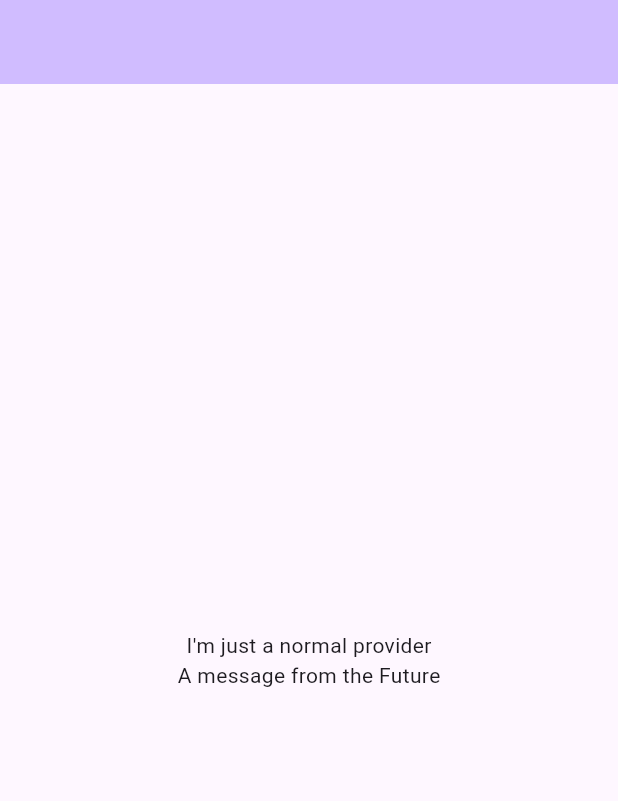
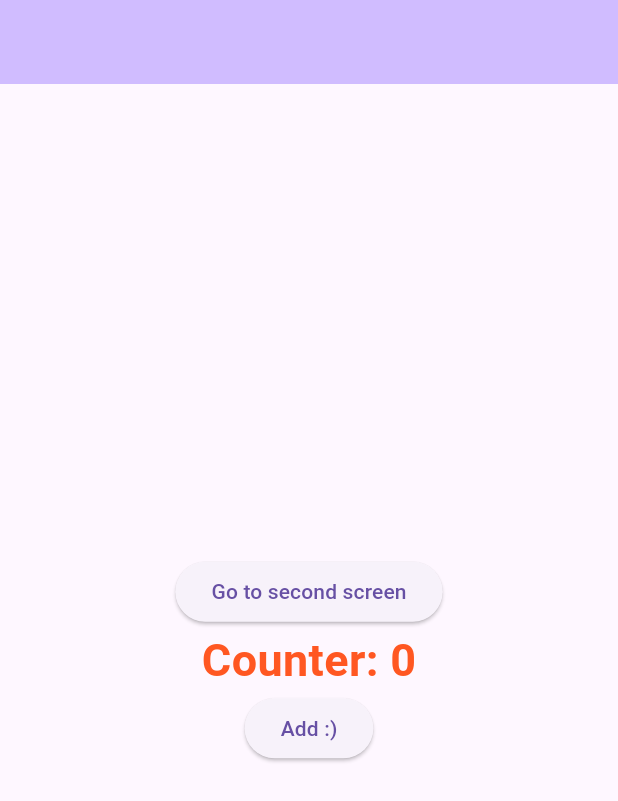
Before and after one commit to AndreeaMagda/flutter-zero-to-mastery-course, a Flutter app: the screen it shows after launch, on a phone screen of 412 x 824 dp. Shown: the top 801 px of the screen. Run offline on Flutter 3.47's test engine with Material 3 defaults, Android fonts, the phone set to English and light mode, and no system bars; our stand-ins replace flutter_riverpod.

Commit message:
StateNotifierProvider

```diff
--- a/lib/main.dart
+++ b/lib/main.dart
@@ -23,6 +23,8 @@
 
   @override
   Widget build(BuildContext context, WidgetRef ref) {
+    int counter=ref.watch(counterProvider);
+    CounterNotifier counterController=ref.watch(counterProvider.notifier);
     return Scaffold(
       appBar: AppBar(
         backgroundColor: Theme.of(context).colorScheme.inversePrimary,
@@ -31,18 +33,52 @@
         child: Column(
           mainAxisAlignment: MainAxisAlignment.center,
           children: [
-               Text(ref.watch(normalProvider)),
-               ref.watch(messageProvider).when(data: (message){
-                return Text(message);
-               }, error: ((error, stackTrace) {
-                return const Text("error");
-               } ), loading: (){
-                return const CircularProgressIndicator();
-               })
-
+            ElevatedButton(onPressed: (){
+              Navigator.of(context).push(MaterialPageRoute(builder: (context)=>SecondPage()));
+            }, child: const Text("Go to second screen")),
+          Text(
+            "Counter: $counter",
+            style:const TextStyle(fontSize: 30,fontWeight: FontWeight.bold, color: Colors.deepOrange),
+          ),
+           ElevatedButton(onPressed: (){
+            counterController.add();
+           }, child: const Text("Add :)"),
+           )
           ],
         ),
       ),
     );
   }
 }
+
+
+
+class SecondPage extends ConsumerWidget {
+  const SecondPage({super.key});
+
+  @override
+  Widget build(BuildContext context, WidgetRef ref) {
+    int counter=ref.watch(counterProvider);
+    CounterNotifier counterController=ref.watch(counterProvider.notifier);
+    return Scaffold(
+      appBar: AppBar(
+        backgroundColor: Theme.of(context).colorScheme.inversePrimary,
+      ),
+      body: Center(
+        child: Column(
+          mainAxisAlignment: MainAxisAlignment.center,
+          children: [
+          Text(
+            " Same Counter: $counter",
+            style:const TextStyle(fontSize: 30,fontWeight: FontWeight.bold, color: Colors.deepOrange),
+          ),
+           ElevatedButton(onPressed: (){
+            counterController.add();
+           }, child: const Text("Add :)"),
+           )
+          ],
+        ),
+      ),
+    );
+  }
+}
--- a/lib/providers.dart
+++ b/lib/providers.dart
@@ -9,3 +9,14 @@ final messageProvider = FutureProvider<String>((ref) async {
     return "A message from the Future";
   });
 });
+
+final counterProvider = StateNotifierProvider<CounterNotifier,int>((ref) {
+  return CounterNotifier();
+});
+
+class CounterNotifier extends StateNotifier<int> {
+  CounterNotifier(): super(0);
+  void add(){
+    state= state+1;
+  }
+}
```
